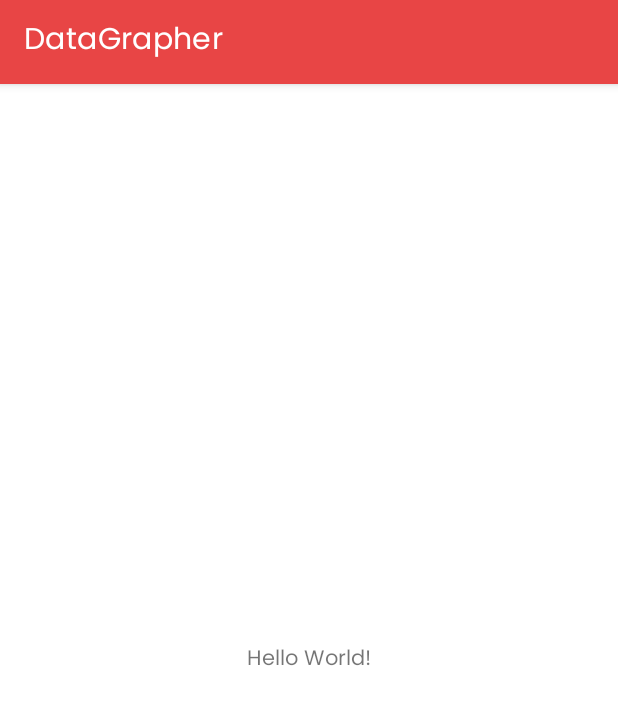
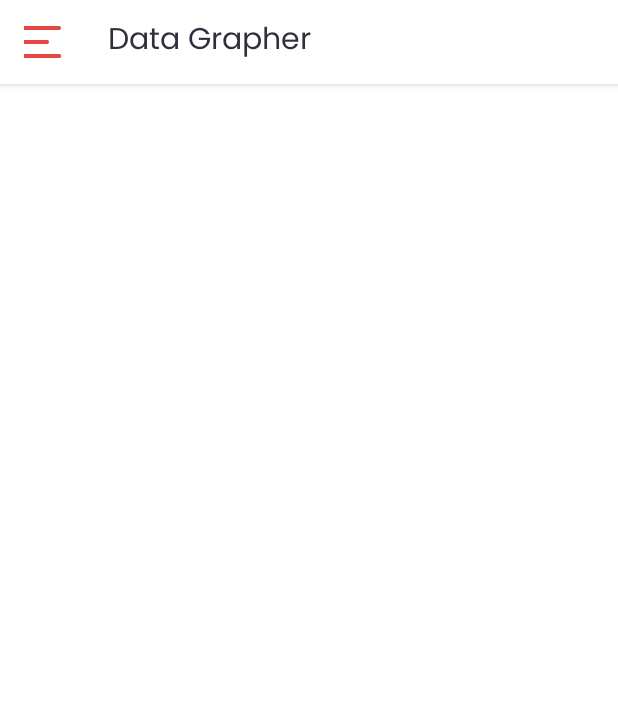
Before and after one commit to ddayker/data-grapher, an Android app: the screen it shows after launch (MainActivity), on a phone screen of 412 x 824 dp. Shown: the top 705 px of the screen. Run offline under Robolectric (Android 15) with nearby library versions, the phone set to English and light mode, and no system bars.

Commit message:
added toolbar

```diff
--- a/app/src/main/AndroidManifest.xml
+++ b/app/src/main/AndroidManifest.xml
@@ -3,6 +3,7 @@
     xmlns:tools="http://schemas.android.com/tools">
 
     <application
+        android:name=".app.App"
         android:allowBackup="true"
         android:dataExtractionRules="@xml/data_extraction_rules"
         android:fullBackupContent="@xml/backup_rules"
@@ -13,7 +14,7 @@
         android:theme="@style/Theme.DataGrapher"
         tools:targetApi="31">
         <activity
-            android:name=".MainActivity"
+            android:name=".presentation.ui.main.MainActivity"
             android:exported="true">
             <intent-filter>
                 <action android:name="android.intent.action.MAIN" />
--- a/app/src/main/java/com/dayker/datagrapher/MainActivity.kt
+++ /dev/null
@@ -1,11 +0,0 @@
-package com.dayker.datagrapher
-
-import androidx.appcompat.app.AppCompatActivity
-import android.os.Bundle
-
-class MainActivity : AppCompatActivity() {
-    override fun onCreate(savedInstanceState: Bundle?) {
-        super.onCreate(savedInstanceState)
-        setContentView(R.layout.activity_main)
-    }
-}
--- /dev/null
+++ b/app/src/main/java/com/dayker/datagrapher/app/App.kt
@@ -0,0 +1,5 @@
+package com.dayker.datagrapher.app
+
+import android.app.Application
+
+class App : Application()
--- /dev/null
+++ b/app/src/main/java/com/dayker/datagrapher/presentation/ui/main/MainActivity.kt
@@ -0,0 +1,44 @@
+package com.dayker.datagrapher.presentation.ui.main
+
+import android.os.Bundle
+import android.widget.Toast
+import androidx.appcompat.app.AppCompatActivity
+import androidx.core.view.GravityCompat
+import com.dayker.datagrapher.R
+import com.dayker.datagrapher.databinding.ActivityMainBinding
+
+class MainActivity : AppCompatActivity() {
+
+    private lateinit var binding: ActivityMainBinding
+
+    override fun onCreate(savedInstanceState: Bundle?) {
+        super.onCreate(savedInstanceState)
+        binding = ActivityMainBinding.inflate(layoutInflater)
+        setTheme(R.style.Theme_DataGrapher)
+        setContentView(binding.root)
+        setUpActionBar()
+
+        binding.navView.setNavigationItemSelectedListener {
+            when (it.itemId) {
+                R.id.itemProfile -> {
+                    Toast.makeText(applicationContext, "Clicked Profile", Toast.LENGTH_LONG).show()
+                }
+            }
+            true
+        }
+    }
+
+    private fun setUpActionBar() {
+        binding.appBar.toolBar.setNavigationOnClickListener {
+            toggleDrawer()
+        }
+    }
+
+    private fun toggleDrawer() {
+        if (binding.drawerLayout.isDrawerOpen(GravityCompat.START)) {
+            binding.drawerLayout.closeDrawer(GravityCompat.START)
+        } else {
+            binding.drawerLayout.openDrawer(GravityCompat.START)
+        }
+    }
+}
--- /dev/null
+++ b/app/src/main/res/drawable/menu_img.xml
@@ -0,0 +1,9 @@
+<vector xmlns:android="http://schemas.android.com/apk/res/android"
+    android:width="32dp"
+    android:height="32dp"
+    android:viewportWidth="32"
+    android:viewportHeight="32">
+  <path
+      android:pathData="M4,5.333H28C28.363,5.688 28.597,6.153 28.666,6.656C28.595,7.164 28.361,7.636 28,8H4V5.333ZM4,14.666H20C20.398,15.004 20.663,15.472 20.75,15.987C20.661,16.508 20.396,16.983 20,17.333H4V14.666ZM4,23.999H28C28,23.999 28.817,24.594 28.817,25.26C28.817,25.926 28,26.666 28,26.666H4V23.999Z"
+      android:fillColor="#E84545"/>
+</vector>
--- a/app/src/main/res/layout/activity_main.xml
+++ b/app/src/main/res/layout/activity_main.xml
@@ -1,18 +1,24 @@
 <?xml version="1.0" encoding="utf-8"?>
-<androidx.constraintlayout.widget.ConstraintLayout xmlns:android="http://schemas.android.com/apk/res/android"
+<androidx.drawerlayout.widget.DrawerLayout xmlns:android="http://schemas.android.com/apk/res/android"
     xmlns:app="http://schemas.android.com/apk/res-auto"
     xmlns:tools="http://schemas.android.com/tools"
+    android:id="@+id/drawerLayout"
     android:layout_width="match_parent"
     android:layout_height="match_parent"
-    tools:context=".MainActivity">
+    android:theme="@style/Theme.DataGrapher"
+    tools:context=".presentation.ui.main.MainActivity">
 
-    <TextView
+    <include
+        android:id="@+id/app_bar"
+        layout="@layout/app_bar_main" />
+
+    <com.google.android.material.navigation.NavigationView
+        android:id="@+id/nav_view"
         android:layout_width="wrap_content"
-        android:layout_height="wrap_content"
-        android:text="Hello World!"
-        app:layout_constraintBottom_toBottomOf="parent"
-        app:layout_constraintEnd_toEndOf="parent"
-        app:layout_constraintStart_toStartOf="parent"
-        app:layout_constraintTop_toTopOf="parent" />
+        android:layout_height="match_parent"
+        android:layout_gravity="start"
+        android:fitsSystemWindows="true"
+        app:headerLayout="@layout/nav_header"
+        app:menu="@menu/nav_drawer_menu" />
 
-</androidx.constraintlayout.widget.ConstraintLayout>
+</androidx.drawerlayout.widget.DrawerLayout>
--- /dev/null
+++ b/app/src/main/res/layout/app_bar_main.xml
@@ -0,0 +1,33 @@
+<?xml version="1.0" encoding="utf-8"?>
+<androidx.coordinatorlayout.widget.CoordinatorLayout xmlns:android="http://schemas.android.com/apk/res/android"
+    xmlns:app="http://schemas.android.com/apk/res-auto"
+    android:layout_width="match_parent"
+    android:layout_height="match_parent">
+
+    <com.google.android.material.appbar.AppBarLayout
+        android:layout_width="match_parent"
+        android:layout_height="wrap_content">
+
+        <androidx.appcompat.widget.Toolbar
+            android:id="@+id/tool_bar"
+            android:layout_width="match_parent"
+            android:layout_height="?attr/actionBarSize"
+            android:background="@color/white"
+            android:textAppearance="@style/ToolBarText"
+            app:navigationIcon="@drawable/menu_img"
+            app:popupTheme="@style/popupTheme">
+
+            <TextView
+                android:id="@+id/title1"
+                android:layout_width="wrap_content"
+                android:layout_height="wrap_content"
+                android:layout_alignParentTop="true"
+                android:layout_alignParentBottom="true"
+                android:text="@string/data_grapher"
+                android:textAppearance="@style/ToolBarText" />
+
+        </androidx.appcompat.widget.Toolbar>
+
+    </com.google.android.material.appbar.AppBarLayout>
+
+</androidx.coordinatorlayout.widget.CoordinatorLayout>
--- /dev/null
+++ b/app/src/main/res/menu/nav_drawer_menu.xml
@@ -0,0 +1,22 @@
+<?xml version="1.0" encoding="utf-8"?>
+<menu xmlns:android="http://schemas.android.com/apk/res/android">
+
+    <group android:checkableBehavior="single">
+        <item
+            android:id="@+id/itemProfile"
+            android:icon="@mipmap/ic_launcher_foreground"
+            android:title="@string/profile" />
+        <item
+            android:id="@+id/itemSettings"
+            android:icon="@drawable/ic_launcher_foreground"
+            android:title="@string/settings" />
+    <item android:title="@string/app_name">
+        <menu>
+            <item
+                android:id="@+id/itemChart"
+                android:icon="@drawable/ic_launcher_foreground"
+                android:title="@string/chart" />
+        </menu>
+    </item>
+    </group>
+</menu>
--- a/app/src/main/res/values/strings.xml
+++ b/app/src/main/res/values/strings.xml
@@ -1,3 +1,7 @@
 <resources>
     <string name="app_name">DataGrapher</string>
+    <string name="data_grapher">Data Grapher</string>
+    <string name="profile">Profile</string>
+    <string name="settings">Settings</string>
+    <string name="chart">Chart</string>
 </resources>
--- a/app/src/main/res/values/themes.xml
+++ b/app/src/main/res/values/themes.xml
@@ -1,17 +1,34 @@
 <resources xmlns:tools="http://schemas.android.com/tools">
     <!-- Base application theme. -->
-    <style name="Theme.DataGrapher" parent="Theme.MaterialComponents.DayNight.DarkActionBar">
-        <!-- Primary brand color. -->
+    <style name="Theme.DataGrapher" parent="Theme.MaterialComponents.DayNight.NoActionBar">
+
         <item name="colorPrimary">@color/majorRed</item>
         <item name="colorPrimaryVariant">@color/majorRed</item>
-        <item name="colorOnPrimary">@color/white</item>
-        <!-- Secondary brand color. -->
+        <item name="colorOnPrimary">@color/black</item>
+
         <item name="colorSecondary">@color/majorDark</item>
         <item name="colorSecondaryVariant">@color/minorGray</item>
         <item name="colorOnSecondary">@color/black</item>
-        <!-- Status bar color. -->
-        <item name="android:statusBarColor">?attr/colorPrimaryVariant</item>
+
+        <item name="android:statusBarColor">@color/white</item>
+        <item name="android:windowLightStatusBar">true</item>
+        <item name="windowActionBar">false</item>
+        <item name="windowNoTitle">true</item>
         <item name="fontFamily">@font/poppins_regular</item>
-        <!-- Customize your theme here. -->
     </style>
+
+    <style name="splashScreenTheme" parent="Theme.MaterialComponents.DayNight.NoActionBar">
+        <item name="android:windowBackground">@drawable/splash_screen</item>
+        <item name="android:statusBarColor">@color/white</item>
+    </style>
+
+    <style name="appBarTheme" parent="Widget.Material3.AppBarLayout" />
+
+    <style name="popupTheme" parent="ThemeOverlay.AppCompat.Light" />
+
+    <style name="ToolBarText">
+        <item name="android:textSize">20sp</item>
+        <item name="android:textColor">@color/majorDark</item>
+    </style>
+
 </resources>
```
Also changed, not shown: app/src/main/res/drawable/logo.xml (added, +66 -0 lines), app/src/main/res/drawable/splash_screen.xml (added, +9 -0 lines), app/src/main/res/layout/nav_header.xml (added, +7 -0 lines).
